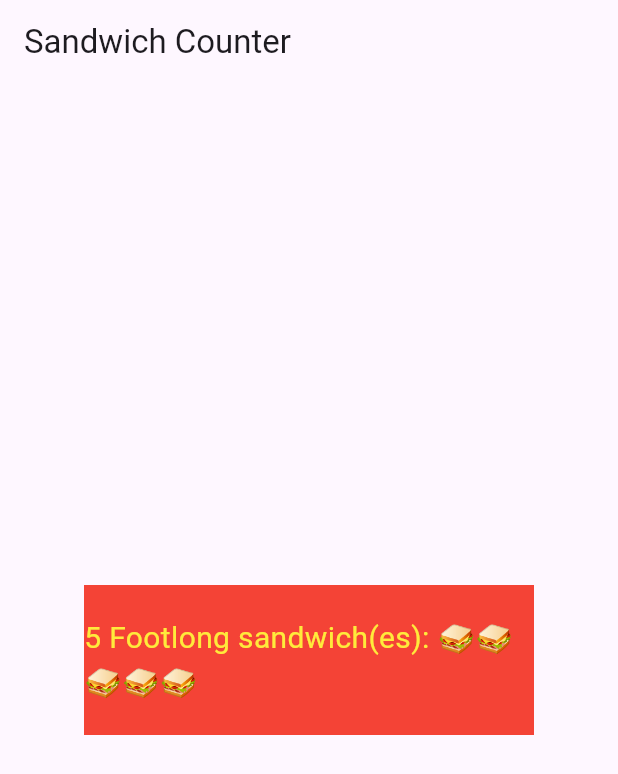
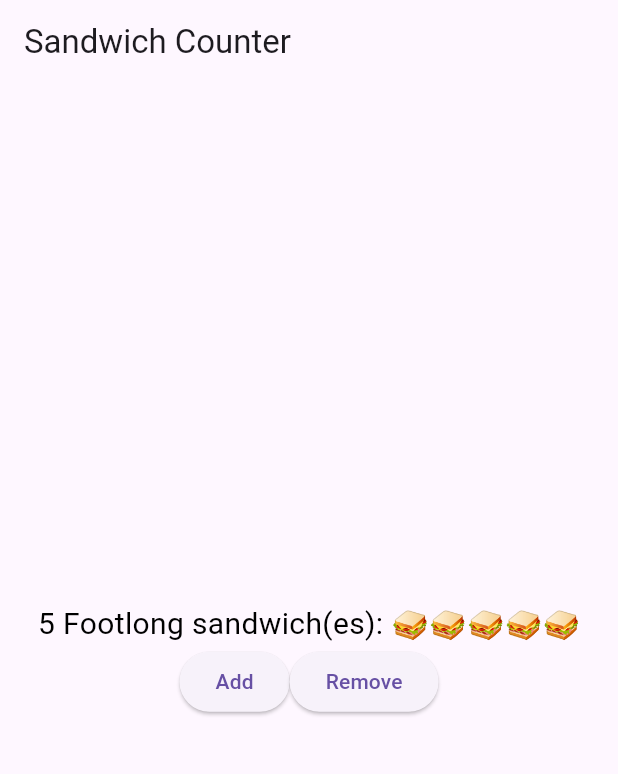
Before and after one commit to Luke-L2264308/first_flutter, a Flutter app: the screen it shows after launch, on a phone screen of 412 x 824 dp. Shown: the top 774 px of the screen. Run offline on Flutter 3.47's test engine with Material 3 defaults, Android fonts, the phone set to English and light mode, and no system bars.

Commit message:
add add and remove buttons

```diff
--- a/lib/main.dart
+++ b/lib/main.dart
@@ -22,11 +22,31 @@ class App extends StatelessWidget {
     //   list.add(sandwichContainer);
     // }
     return MaterialApp(
-      title: 'Sandwich Shop App',
-      home: Scaffold(
-          appBar: AppBar(title: const Text('Sandwich Counter')),
-            body: Center(child: sandwichContainer)),
-    );
+        title: 'Sandwich Shop App',
+        home: Scaffold(
+            appBar: AppBar(title: const Text('Sandwich Counter')),
+            // The bit that you need to update starts from here
+            body: Center(
+              child: Column(
+                mainAxisAlignment: MainAxisAlignment.center,
+                children: [
+                  const OrderItemDisplay(5, 'Footlong'),
+                  Row(
+                    mainAxisAlignment: MainAxisAlignment.center,
+                    children: [
+                      ElevatedButton(
+                        onPressed: () => print('Add button pressed!'),
+                        child: const Text('Add'),
+                      ),
+                      ElevatedButton(
+                        onPressed: () => print('Remove button pressed!'),
+                        child: const Text('Remove'),
+                      ),
+                    ],
+                  ),
+                ],
+              ),
+            )));
   }
 }
 
@@ -39,7 +59,7 @@ class OrderItemDisplay extends StatelessWidget {
   @override
   Widget build(BuildContext context) {
     return Text(
-        style: TextStyle(color: Colors.yellow, fontSize: 20),
+        style: TextStyle(color: Colors.black, fontSize: 20),
         '$quantity $itemType sandwich(es): ${'🥪' * quantity}');
   }
 }
```
